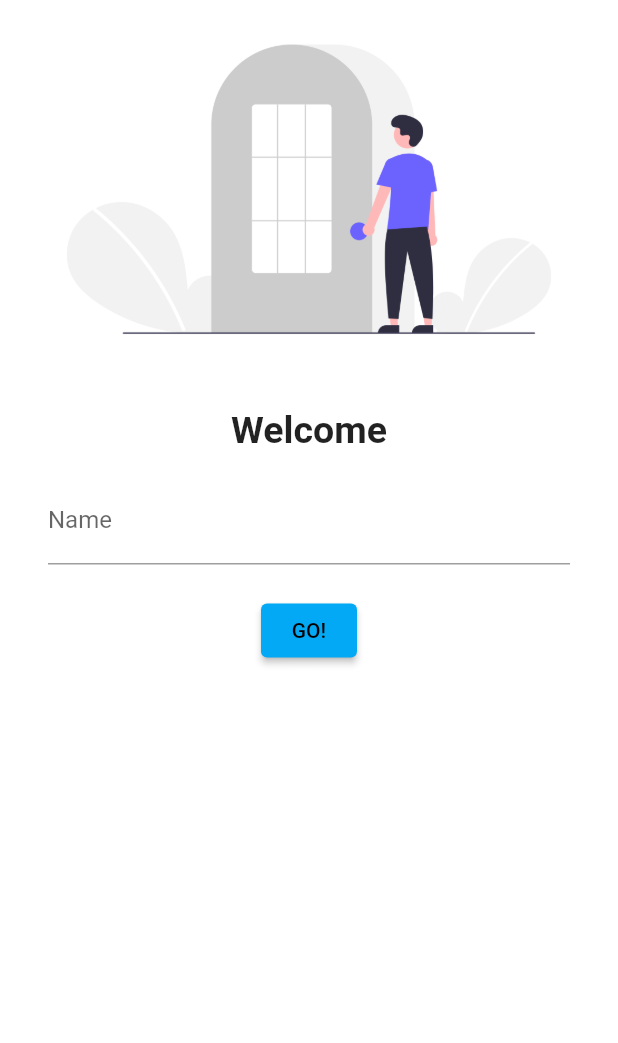
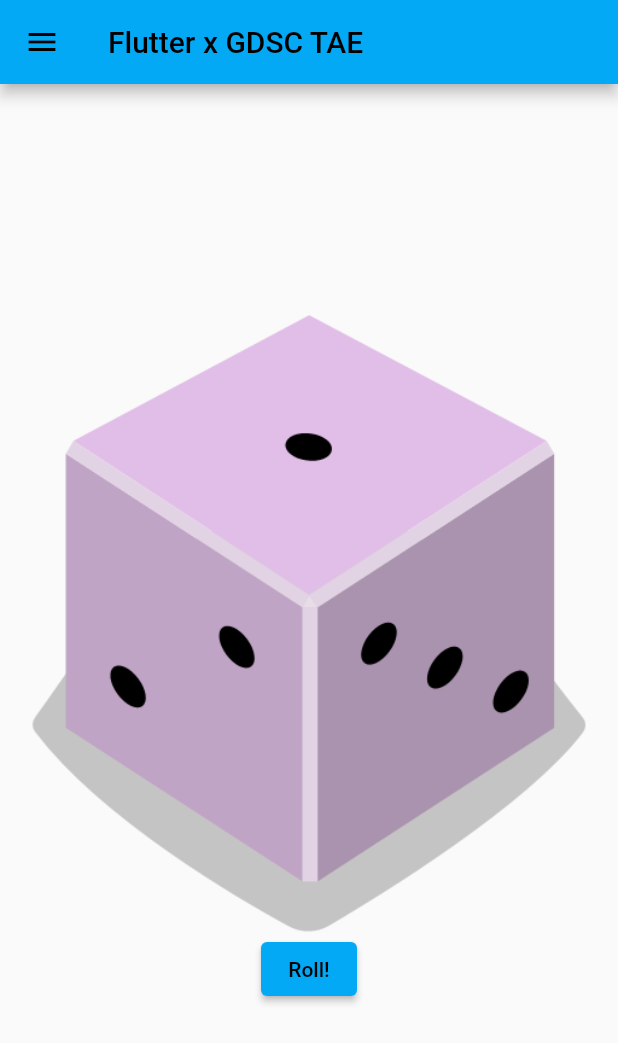
Before and after one commit to AlphaCoder147/Dice_App, a Flutter app: the screen it shows after launch, after a tap on "GO!", on a phone screen of 412 x 824 dp. Shown: the top 1043 px of the screen. Run offline on Flutter 3.47's test engine with Material 2 defaults, Android fonts, the phone set to English and light mode, and no system bars.

Commit message:
Second Commit 1303h

```diff
--- a/lib/main.dart
+++ b/lib/main.dart
@@ -1,4 +1,5 @@
 import 'package:dice_app/screens/firstpage.dart';
+import 'package:dice_app/screens/secondpage.dart';
 import 'package:flutter/material.dart';
 void main() => runApp(const MyApp());
 class MyApp extends StatelessWidget {
@@ -10,6 +11,7 @@ class MyApp extends StatelessWidget {
       theme: ThemeData(primarySwatch: Colors.lightBlue),
       routes: {
         "/": (context) => const FisrtPage(),
+        "second" : (context) => const SecondPage(),
       },
     );
   }
--- a/lib/screens/firstpage.dart
+++ b/lib/screens/firstpage.dart
@@ -8,14 +8,16 @@ class FisrtPage extends StatelessWidget {
     return Material(
       color: Colors.white,
       child: SingleChildScrollView(
-          child: Column(children: [
+        child: Column(
+          children: [
+            const SizedBox(height: 10.0),
             Image.asset("assets/images/login_img.png", fit: BoxFit.cover),
             const SizedBox(height: 20.0),
             const Text("Welcome",
                 style: TextStyle(fontSize: 25, fontWeight: FontWeight.bold)),
             Padding(
-                padding: const EdgeInsets.symmetric(
-                    vertical: 16.0, horizontal: 32.0),
+              padding:
+                  const EdgeInsets.symmetric(vertical: 16.0, horizontal: 32.0),
               child: Column(
                 children: [
                   TextFormField(
@@ -29,12 +31,12 @@ class FisrtPage extends StatelessWidget {
                   ),
                   ElevatedButton(
                     onPressed: () {
-                          // ignore: avoid_print
-                          print("HEllo");
+                      Navigator.pushNamed(context, 'second');
                     },
                     style: TextButton.styleFrom(),
                     child: const Text("GO!"),
                   ),
+                  Image.asset("assets/images/flxgdsc_logo.png", scale: 1.5),
                 ],
               ),
             ),
--- /dev/null
+++ b/lib/screens/secondpage.dart
@@ -0,0 +1,44 @@
+import 'package:flutter/material.dart';
+import 'dart:math';
+
+class SecondPage extends StatefulWidget {
+  const SecondPage({super.key});
+
+  @override
+  State<SecondPage> createState() => _SecondPageState();
+}
+
+class _SecondPageState extends State<SecondPage> {
+  var dicenum = 1;
+  void roll() {
+    setState(() {
+      dicenum = Random().nextInt(6) + 1;
+    });
+  }
+
+  @override
+  Widget build(BuildContext context) {
+    return Scaffold(
+      appBar: AppBar(
+        title: const Text("Flutter x GDSC TAE"),
+      ),
+      body: Center(
+        child: SingleChildScrollView(
+          child: Column(
+            children: [
+              Image.asset("assets/images/dice_$dicenum.PNG", fit: BoxFit.cover),
+              ElevatedButton(
+                onPressed: () {
+                  roll();
+                },
+                style: TextButton.styleFrom(),
+                child: const Text("Roll!"),
+              )
+            ],
+          ),
+        ),
+      ),
+      drawer: const Drawer(),
+    );
+  }
+}
```
Also changed, not shown: assets/images/flxgdsc_logo.png (added). Lines whose indentation alone changed are shown as unchanged.
